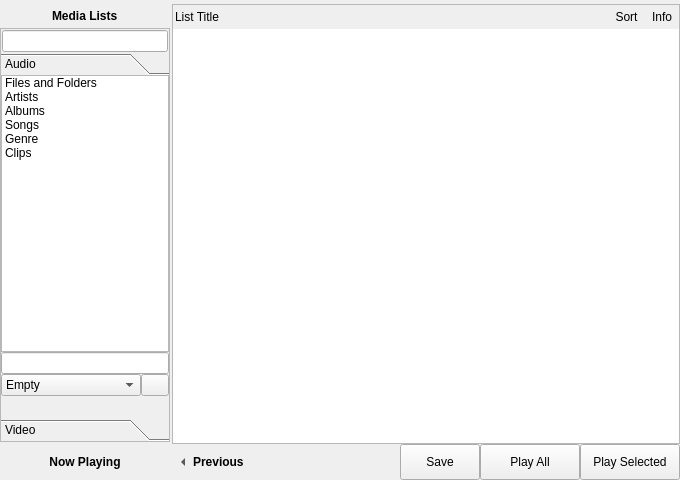
Above: mainwindow.ui from KDE/bangarang before the change. Below: the same form after it.
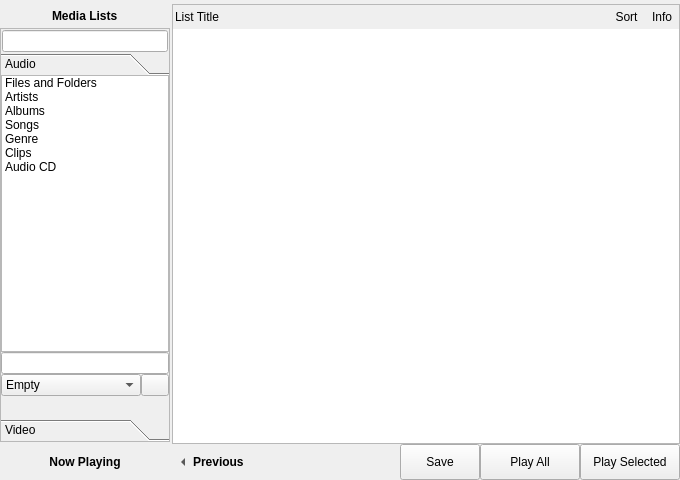
That is the form after the change. Icons and pictures are not drawn. Custom widgets are drawn as their Qt base class.

What changed in the file:
```diff
--- a/mainwindow.ui
+++ b/mainwindow.ui
@@ -373,6 +373,11 @@
                        <normaloff>../../../../../../../../../../../../../../usr/share/icons/oxygen/16x16/mimetypes/audio-x-wav.png</normaloff>../../../../../../../../../../../../../../usr/share/icons/oxygen/16x16/mimetypes/audio-x-wav.png</iconset>
                      </property>
                     </item>
+                    <item>
+                     <property name="text">
+                      <string>Audio CD</string>
+                     </property>
+                    </item>
                    </widget>
                   </item>
                   <item>
```
